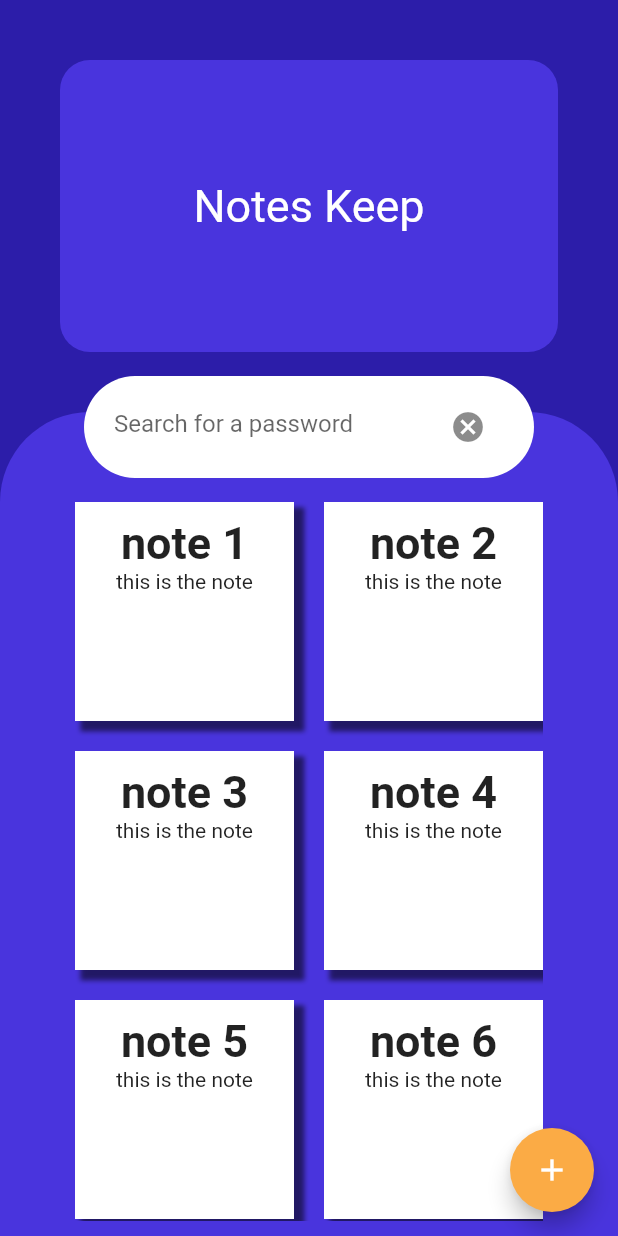
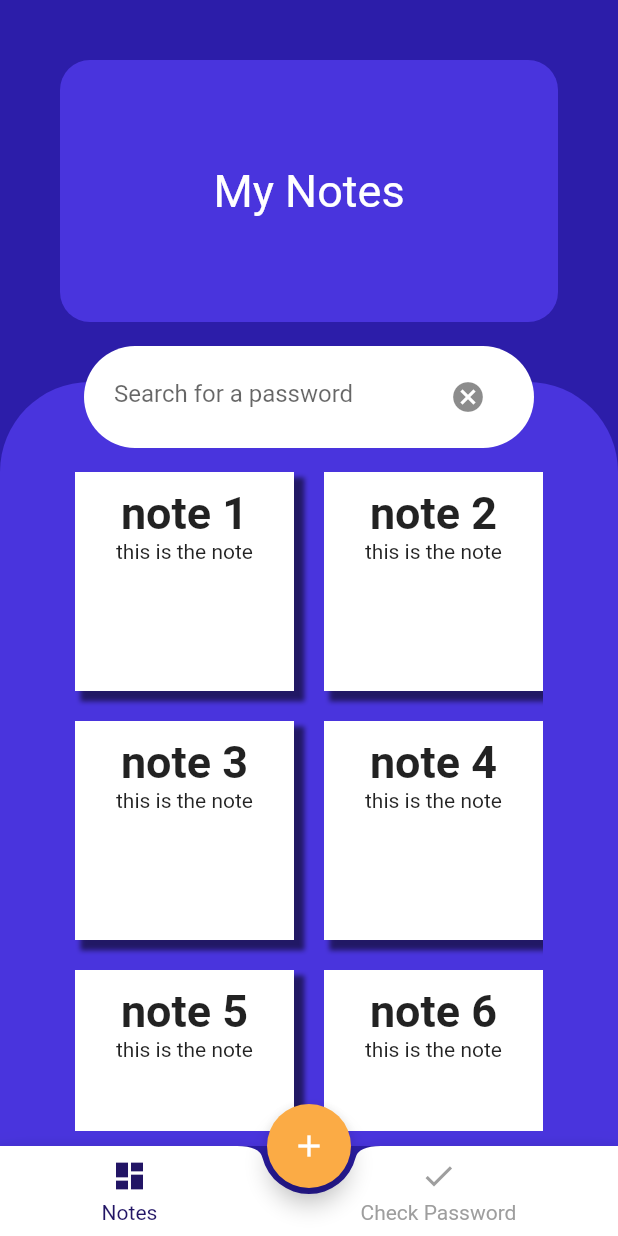
Before and after one commit to dev-saurav/password_manager, a Flutter app: the screen it shows after launch, on a phone screen of 412 x 824 dp. Run offline on Flutter 3.47's test engine with Material 2 defaults, Android fonts, the phone set to English and light mode, and no system bars.

Commit message:
added the bottom bar and made it functional

```diff
--- a/lib/Constants.dart
+++ b/lib/Constants.dart
@@ -4,3 +4,9 @@ Color kbackgroundColorScreen = Color(0xFF2C1DA9);
 Color kfloatingActionButtonColor = Color(0xFFFBAB45);
 Color kappForegroundColor = Color(0xFF4934DD);
 Color kdarkbackgroundColor = Color(0xFF221565);
+
+enum kPages {
+  NoteGridPage,
+  AddNotePage,
+  CheckPassPage,
+}
--- a/lib/main.dart
+++ b/lib/main.dart
@@ -1,11 +1,10 @@
 import 'package:flutter/material.dart';
 import 'package:password_manager/widgets/addNote.dart';
-import 'package:password_manager/widgets/header.dart';
-import 'package:password_manager/widgets/noteGrid.dart';
-import 'package:password_manager/widgets/search_bar.dart';
+import 'package:password_manager/widgets/notes_grid_page.dart';
 import 'package:provider/provider.dart';
 import './models/data.dart';
 import './Constants.dart';
+import './widgets/check_pass_page.dart';
 
 void main() => runApp((MyApp()));
 
@@ -29,55 +28,110 @@ class MyHomePage extends StatefulWidget {
 }
 
 class _MyHomePageState extends State<MyHomePage> {
+  var pages = {
+    kPages.AddNotePage: AddNote(),
+    kPages.CheckPassPage: CheckPass(),
+    kPages.NoteGridPage: NotesGridPage(),
+  };
+  Widget currPage = null;
+  void changePage(Widget choosenPage) {
+    setState(() {
+      currPage = choosenPage;
+    });
+  }
+
+  @override
+  void initState() {
+    currPage = pages[kPages.NoteGridPage];
+    super.initState();
+  }
+
   @override
   Widget build(BuildContext context) {
     return Scaffold(
       backgroundColor: kbackgroundColorScreen,
+      body: currPage,
+      floatingActionButtonLocation: FloatingActionButtonLocation.centerDocked,
       floatingActionButton: FloatingActionButton(
         backgroundColor: kfloatingActionButtonColor,
         onPressed: () {
-          showModalBottomSheet(
-              backgroundColor: kdarkbackgroundColor,
-              context: context,
-              builder: (context) {
-                return AddNote();
-              });
+          changePage(pages[kPages.AddNotePage]);
         },
         child: Icon(Icons.add),
       ),
-      body: SafeArea(
+      bottomNavigationBar: BottomAppBar(
+        shape: CircularNotchedRectangle(),
+        child: Container(
+          height: 60,
+          child: Row(
+            mainAxisAlignment: MainAxisAlignment.spaceAround,
+            children: <Widget>[
+              GestureDetector(
+                onTap: () {
+                  changePage(pages[kPages.NoteGridPage]);
+                },
+                child: Padding(
+                  padding: const EdgeInsets.symmetric(vertical: 8),
                   child: Column(
                     children: <Widget>[
-            Expanded(
-              flex: 1,
-              child: Header(),
+                      Container(
+                        child: Icon(
+                          Icons.dashboard,
+                          color: currPage == pages[kPages.NoteGridPage]
+                              ? kdarkbackgroundColor
+                              : Colors.grey,
                         ),
-            Expanded(
-              flex: 2,
-              child: Stack(
-                overflow: Overflow.visible,
-                alignment: Alignment.center,
-                children: <Widget>[
-                  Container(
-                    decoration: BoxDecoration(
-                      color: kappForegroundColor,
-                      borderRadius: BorderRadius.only(
-                        topLeft: Radius.circular(60),
-                        topRight: Radius.circular(60),
+                      ),
+                      SizedBox(
+                        height: 4,
+                      ),
+                      Text(
+                        'Notes',
+                        style: TextStyle(
+                          color: currPage == pages[kPages.NoteGridPage]
+                              ? kdarkbackgroundColor
+                              : Colors.grey,
+                        ),
+                      )
+                    ],
                   ),
                 ),
               ),
-                  Positioned(
-                    top: -24,
-                    child: SearchBar(),
+              GestureDetector(
+                onTap: () {
+                  changePage(pages[kPages.CheckPassPage]);
+                },
+                child: Padding(
+                  padding: const EdgeInsets.symmetric(vertical: 8),
+                  child: Column(
+                    children: <Widget>[
+                      Container(
+                        child: Icon(
+                          Icons.check,
+                          color: currPage == pages[kPages.CheckPassPage]
+                              ? kdarkbackgroundColor
+                              : Colors.grey,
                         ),
-                  NotesGrid(),
+                      ),
+                      SizedBox(
+                        height: 4,
+                      ),
+                      Text(
+                        'Check Password',
+                        style: TextStyle(
+                          color: currPage == pages[kPages.CheckPassPage]
+                              ? kdarkbackgroundColor
+                              : Colors.grey,
+                        ),
+                      )
                     ],
+                  ),
                 ),
               ),
             ],
           ),
         ),
+      ),
     );
   }
 }
--- a/lib/widgets/header.dart
+++ b/lib/widgets/header.dart
@@ -2,6 +2,8 @@ import 'package:flutter/material.dart';
 import '../Constants.dart';
 
 class Header extends StatelessWidget {
+  final String headerString;
+  Header({this.headerString});
   @override
   Widget build(BuildContext context) {
     return Container(
@@ -15,7 +17,7 @@ class Header extends StatelessWidget {
       ),
       child: Center(
         child: Text(
-          "Notes Keep",
+          headerString,
           style: TextStyle(
             fontSize: 30,
             color: Colors.white,
--- /dev/null
+++ b/lib/widgets/notes_grid_page.dart
@@ -0,0 +1,46 @@
+import 'package:flutter/material.dart';
+import '../Constants.dart';
+import 'header.dart';
+import 'search_bar.dart';
+import 'noteGrid.dart';
+
+class NotesGridPage extends StatelessWidget {
+  @override
+  Widget build(BuildContext context) {
+    return SafeArea(
+      child: Column(
+        children: <Widget>[
+          Expanded(
+            flex: 1,
+            child: Header(
+              headerString: "My Notes",
+            ),
+          ),
+          Expanded(
+            flex: 2,
+            child: Stack(
+              overflow: Overflow.visible,
+              alignment: Alignment.center,
+              children: <Widget>[
+                Container(
+                  decoration: BoxDecoration(
+                    color: kappForegroundColor,
+                    borderRadius: BorderRadius.only(
+                      topLeft: Radius.circular(60),
+                      topRight: Radius.circular(60),
+                    ),
+                  ),
+                ),
+                Positioned(
+                  top: -24,
+                  child: SearchBar(),
+                ),
+                NotesGrid(),
+              ],
+            ),
+          ),
+        ],
+      ),
+    );
+  }
+}
```
Also changed, not shown: lib/widgets/addNote.dart (+43 -30 lines), lib/widgets/check_pass_page.dart (added, +42 -0 lines). Lines whose indentation alone changed are shown as unchanged.
